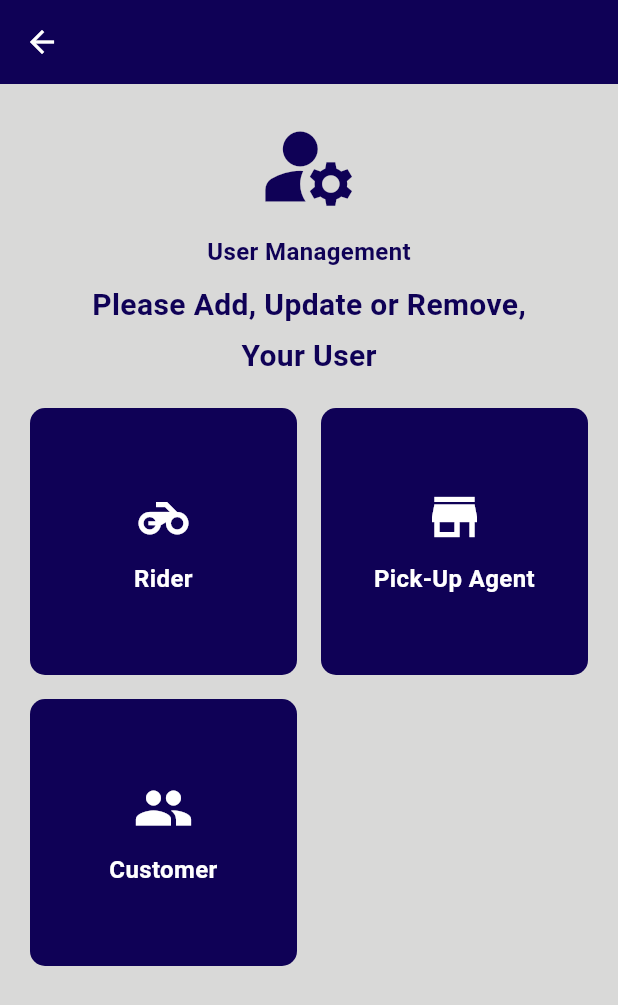
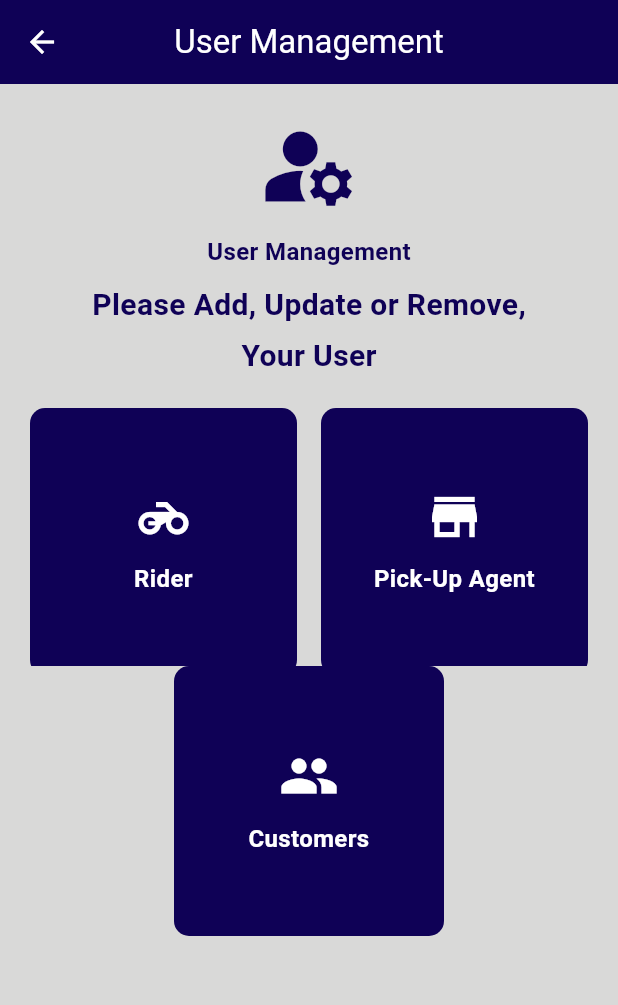
Before and after one commit to DenisIrungu/Logistics-Management-System-UI, a Flutter app: the UserManagement screen opened by its route, on a phone screen of 412 x 824 dp. Shown: the top 1005 px of the screen. Run offline on Flutter 3.47's test engine with Material 3 defaults, Android fonts, the phone set to English and light mode, and no system bars.

Commit message:
Worked further on the UI

```diff
--- a/logistics/lib/components/admin_dashboard/mygrid.dart
+++ b/logistics/lib/components/admin_dashboard/mygrid.dart
@@ -1,13 +1,13 @@
 import 'package:flutter/material.dart';
 
 class MyGrid extends StatelessWidget {
-  final IconData icon;
+  final IconData? icon;
   final String title;
   final Color color;
   final VoidCallback? onTap;
 
   const MyGrid(
-      {required this.icon,
+      {this.icon,
       required this.title,
       required this.color,
       this.onTap,
--- a/logistics/lib/components/mytextfield.dart
+++ b/logistics/lib/components/mytextfield.dart
@@ -5,7 +5,7 @@ class MyTextField extends StatefulWidget {
   final String labelText;
   final String hintText;
   final bool obscureText;
-  final TextInputType keyboardType;
+  final TextInputType? keyboardType;
   final Widget? suffixIcon;
   final VoidCallback? onTap;
   final Widget? prefixIcon;
@@ -21,7 +21,7 @@ class MyTextField extends StatefulWidget {
       required this.labelText,
       required this.hintText,
       required this.obscureText,
-      required this.keyboardType,
+      this.keyboardType,
       this.suffixIcon,
       this.onTap,
       this.prefixIcon,
@@ -53,7 +53,7 @@ class _MyTextFieldState extends State<MyTextField> {
           labelText: widget.labelText,
           suffix: widget.suffixIcon,
           prefix: widget.prefixIcon,
-          errorText:widget.errorMsg,
+          errorText: widget.errorMsg,
           labelStyle: TextStyle(color: Color(0xFF303F9F)),
           border: OutlineInputBorder(borderRadius: BorderRadius.circular(10)),
           enabledBorder: OutlineInputBorder(
--- a/logistics/lib/screens/usermanager.dart
+++ b/logistics/lib/screens/usermanager.dart
@@ -10,8 +10,12 @@ class UserManagement extends StatelessWidget {
       backgroundColor: Theme.of(context).colorScheme.secondary,
       appBar: AppBar(
         backgroundColor: Theme.of(context).colorScheme.surface,
+        title: const Text('User Management'),
+        elevation: 0,
+        centerTitle: true,
       ),
-      body: Column(
+      body: SafeArea(
+        child: Column(
           children: [
             const SizedBox(height: 20),
             const Icon(
@@ -47,6 +51,8 @@ class UserManagement extends StatelessWidget {
               ),
             ),
             const SizedBox(height: 20),
+
+            // First two grids (Rider & Pick-Up Agent)
             Expanded(
               child: Padding(
                 padding: const EdgeInsets.symmetric(horizontal: 20),
@@ -54,25 +60,46 @@ class UserManagement extends StatelessWidget {
                   crossAxisCount: 2,
                   crossAxisSpacing: 16,
                   mainAxisSpacing: 16,
-                children: const [
+                  shrinkWrap: true,
+                  physics: const NeverScrollableScrollPhysics(),
+                  children: [
                     MyGrid(
                       icon: Icons.motorcycle,
                       title: 'Rider',
-                      color: Color(0xFF0F0156)),
+                      color: const Color(0xFF0F0156),
+                      onTap: () {
+                        Navigator.pushNamed(context, '/ridermanagement');
+                      },
+                    ),
                     MyGrid(
                       icon: Icons.store,
                       title: 'Pick-Up Agent',
-                      color: Color(0xFF0F0156)),
-                  MyGrid(
+                      color: const Color(0xFF0F0156),
+                    ),
+                  ],
+                ),
+              ),
+            ),
+
+            // Third Grid (Customers) - Kept Centered
+            Padding(
+              padding: const EdgeInsets.only(bottom: 200.0),
+              child: Align(
+                alignment: Alignment.center,
+                child: SizedBox(
+                  height: 180,
+                  width: 180,
+                  child: MyGrid(
                     icon: Icons.people,
-                      title: 'Customer',
-                      color: Color(0xFF0F0156)),
-                ],
+                    title: 'Customers',
+                    color: const Color(0xFF0F0156),
+                  ),
                 ),
               ),
             ),
           ],
         ),
+      ),
     );
   }
 }
```
Also changed, not shown: logistics/lib/app.dart (+8 -10 lines), logistics/lib/screens/rider_management.dart (added, +131 -0 lines). Lines whose indentation alone changed are shown as unchanged.
